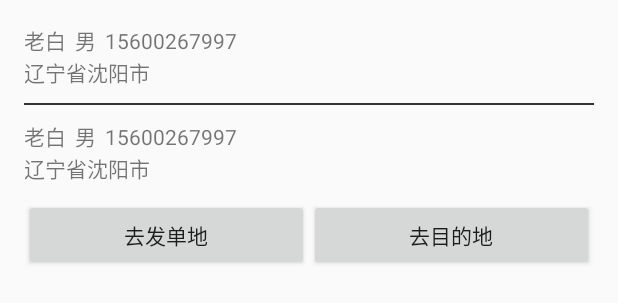
After one commit to FatWhite/CJWL, an Android app: the layout layout_logistics_info.xml on its own in the app's theme, with its tools: preview values and no code run, on a phone screen of 412 x 824 dp. The commit adds this screen. Shown: the top 303 px of the screen. Run offline under Robolectric (Android 15) with nearby library versions, the phone set to English and light mode, and no system bars.

Commit message:
add dialog

```diff
--- a/CJWL/app/src/main/java/cjwl/cjb/org/entity/PersonInfo.java
+++ b/CJWL/app/src/main/java/cjwl/cjb/org/entity/PersonInfo.java
@@ -11,6 +11,8 @@ public class PersonInfo {
     private String tel;
     private String address;
     private String name;
+    private double latitude;//纬度
+    private double longitude;//精度
 
     public int getGender() {
         return gender;
@@ -43,4 +45,20 @@ public class PersonInfo {
     public void setName(String name) {
         this.name = name;
     }
+
+    public double getLatitude() {
+        return latitude;
+    }
+
+    public void setLatitude(double latitude) {
+        this.latitude = latitude;
+    }
+
+    public double getLongitude() {
+        return longitude;
+    }
+
+    public void setLongitude(double longitude) {
+        this.longitude = longitude;
+    }
 }
--- a/CJWL/app/src/main/java/cjwl/cjb/org/view/activity/LogisticsActivity.java
+++ b/CJWL/app/src/main/java/cjwl/cjb/org/view/activity/LogisticsActivity.java
@@ -3,6 +3,8 @@ package cjwl.cjb.org.view.activity;
 import android.app.Activity;
 import android.os.Bundle;
 import android.support.annotation.Nullable;
+import android.view.View;
+import android.widget.AdapterView;
 import android.widget.ListView;
 
 import java.util.ArrayList;
@@ -35,6 +37,12 @@ public class LogisticsActivity extends Activity{
         adapter=new LogisticsAdapter(LogisticsActivity.this,logisticsInfos);
         listView=findViewById(R.id.lv_logistics_hostory);
         listView.setAdapter(adapter);
+        listView.setOnItemClickListener(new AdapterView.OnItemClickListener() {
+            @Override
+            public void onItemClick(AdapterView<?> adapterView, View view, int i, long l) {
+
+            }
+        });
     }
 
     private void initData(){
@@ -47,11 +55,15 @@ public class LogisticsActivity extends Activity{
         ps1.setAddress("辽宁省鞍山市");
         ps1.setName("老白");
         ps1.setGender(1);
+        ps1.setLatitude(41.1107800000);
+        ps1.setLongitude(122.9698400000);
         PersonInfo pr1=new PersonInfo();
         pr1.setTel("1397897392");
         pr1.setAddress("辽宁省沈阳市草仓路小学");
         pr1.setName("老成");
         pr1.setGender(1);
+        pr1.setLatitude(41.8107400000);
+        pr1.setLongitude(123.4707000000);
         info1.setGoodsInfo(goodsInfo1);
         info1.setSenderInfo(ps1);
         info1.setReceiverInfo(pr1);
@@ -65,11 +77,15 @@ public class LogisticsActivity extends Activity{
         ps2.setAddress("辽宁省鞍山市");
         ps2.setName("老白");
         ps2.setGender(1);
+        ps2.setLatitude(41.1107800000);
+        ps2.setLongitude(122.9698400000);
         PersonInfo pr2=new PersonInfo();
         pr2.setTel("1397897392");
         pr2.setAddress("辽宁省本溪市");
         pr2.setName("徐大帅");
         pr2.setGender(1);
+        pr2.setLatitude(41.2951800000);
+        pr2.setLongitude(123.7588000000);
         info2.setGoodsInfo(goodsInfo2);
         info2.setSenderInfo(ps2);
         info2.setReceiverInfo(pr2);
--- /dev/null
+++ b/CJWL/app/src/main/res/layout/layout_logistics_info.xml
@@ -0,0 +1,84 @@
+<?xml version="1.0" encoding="utf-8"?>
+<LinearLayout xmlns:android="http://schemas.android.com/apk/res/android"
+    android:layout_width="match_parent"
+    android:layout_height="match_parent"
+    android:orientation="vertical"
+    android:padding="@dimen/activity_horizontal_margin">
+    <LinearLayout
+        android:layout_width="match_parent"
+        android:layout_height="wrap_content"
+        android:orientation="horizontal">
+        <TextView
+            android:id="@+id/tv_logistics_send_name"
+            android:layout_width="wrap_content"
+            android:layout_height="wrap_content"
+            android:text="老白"/>
+        <TextView
+            android:id="@+id/tv_logistics_send_gander"
+            android:layout_width="wrap_content"
+            android:layout_height="wrap_content"
+            android:layout_marginLeft="6dp"
+            android:text="男"/>
+        <TextView
+            android:id="@+id/tv_logistics_send_tel"
+            android:layout_width="wrap_content"
+            android:layout_height="wrap_content"
+            android:layout_marginLeft="6dp"
+            android:text="15600267997"/>
+    </LinearLayout>
+    <TextView
+        android:id="@+id/tv_logistics_send_address"
+        android:layout_width="match_parent"
+        android:layout_height="wrap_content"
+        android:text="辽宁省沈阳市"/>
+    <View
+        android:layout_width="match_parent"
+        android:layout_height="1dp"
+        android:background="@color/gray_3"
+        android:layout_marginTop="10dp"
+        android:layout_marginBottom="10dp"/>
+    <LinearLayout
+        android:layout_width="match_parent"
+        android:layout_height="wrap_content"
+        android:orientation="horizontal">
+        <TextView
+            android:id="@+id/tv_logistics_re_name"
+            android:layout_width="wrap_content"
+            android:layout_height="wrap_content"
+            android:text="老白"/>
+        <TextView
+            android:id="@+id/tv_logistics_re_gander"
+            android:layout_width="wrap_content"
+            android:layout_height="wrap_content"
+            android:layout_marginLeft="6dp"
+            android:text="男"/>
+        <TextView
+            android:id="@+id/tv_logistics_re_tel"
+            android:layout_width="wrap_content"
+            android:layout_height="wrap_content"
+            android:layout_marginLeft="6dp"
+            android:text="15600267997"/>
+    </LinearLayout>
+    <TextView
+        android:id="@+id/tv_logistics_re_address"
+        android:layout_width="match_parent"
+        android:layout_height="wrap_content"
+        android:text="辽宁省沈阳市"/>
+
+    <LinearLayout
+        android:layout_width="match_parent"
+        android:layout_height="wrap_content"
+        android:orientation="horizontal"
+        android:layout_marginTop="10dp">
+        <Button
+            android:layout_width="0dp"
+            android:layout_height="wrap_content"
+            android:layout_weight="1"
+            android:text="去发单地"/>
+        <Button
+            android:layout_width="0dp"
+            android:layout_height="wrap_content"
+            android:layout_weight="1"
+            android:text="去目的地"/>
+    </LinearLayout>
+</LinearLayout>
```
